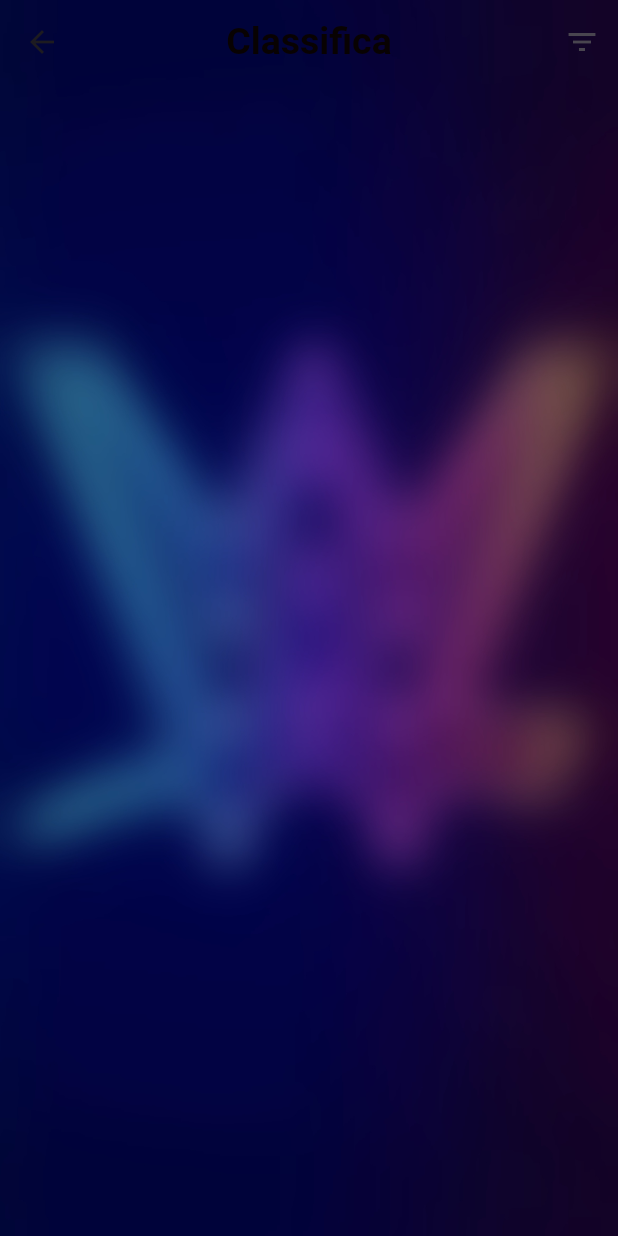
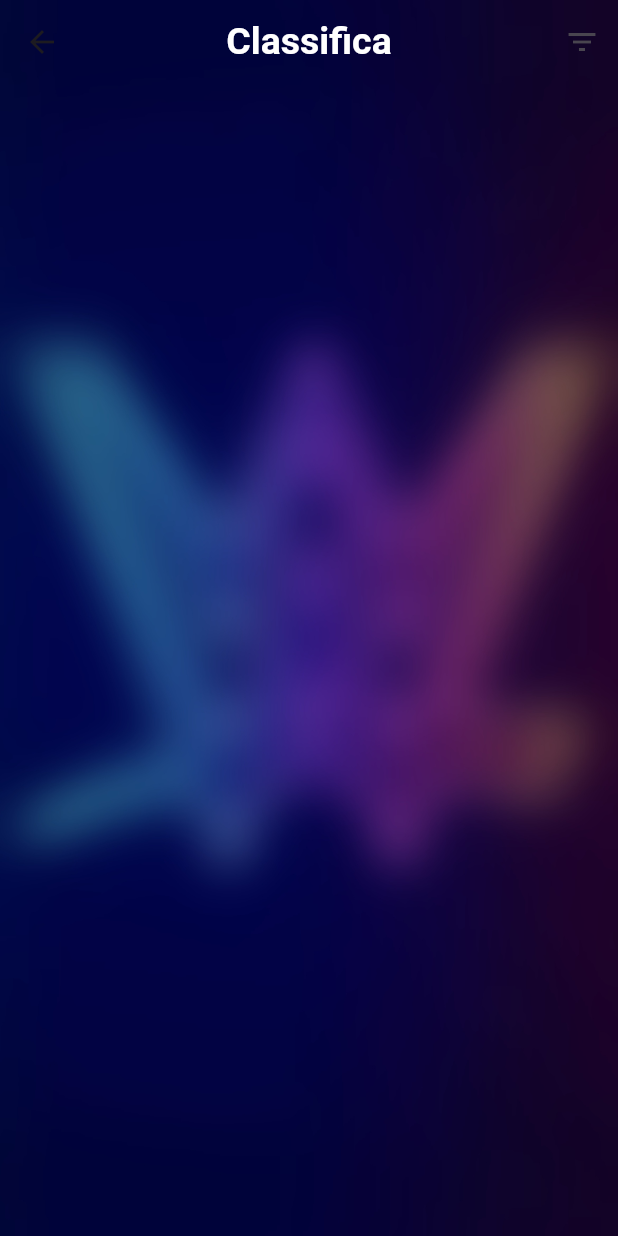
Before and after one commit to morenoboasso/wwe-sus, a Flutter app: the LeaderboardPage screen opened directly, on a phone screen of 412 x 824 dp. Run offline on Flutter 3.47's test engine with Material 3 defaults, Android fonts, the phone set to English and light mode, and no system bars; drawn by our look-alikes of auto_size_text; our stand-ins replace cloud_firestore, firebase_core, get, get_storage, vibration; accounts and stored records are empty.

Commit message:
no bets ui

```diff
--- a/lib/pages/bets/active_bets.dart
+++ b/lib/pages/bets/active_bets.dart
@@ -49,8 +49,8 @@ class _ActiveBetsPageState extends State<ActiveBetsPage> {
           const SizedBox(height: 10),
           ClipOval(
             child: Container(
-              width: 50,
-              height: 50,
+              width: 70,
+              height: 70,
               color: ColorsBets.whiteHD,
               child: Image.asset(
                 "assets/error.gif",
--- a/lib/style/text_style.dart
+++ b/lib/style/text_style.dart
@@ -54,7 +54,7 @@ class TextStyleBets {
   static TextStyle get activeBetTitle => const TextStyle(
     fontSize: 25,
     fontWeight: FontWeight.bold,
-    color: ColorsBets.blackHD,
+    color: ColorsBets.whiteHD,
   );
 
   //dialog termina bet
```
Also changed, not shown: assets/error.gif (added).
